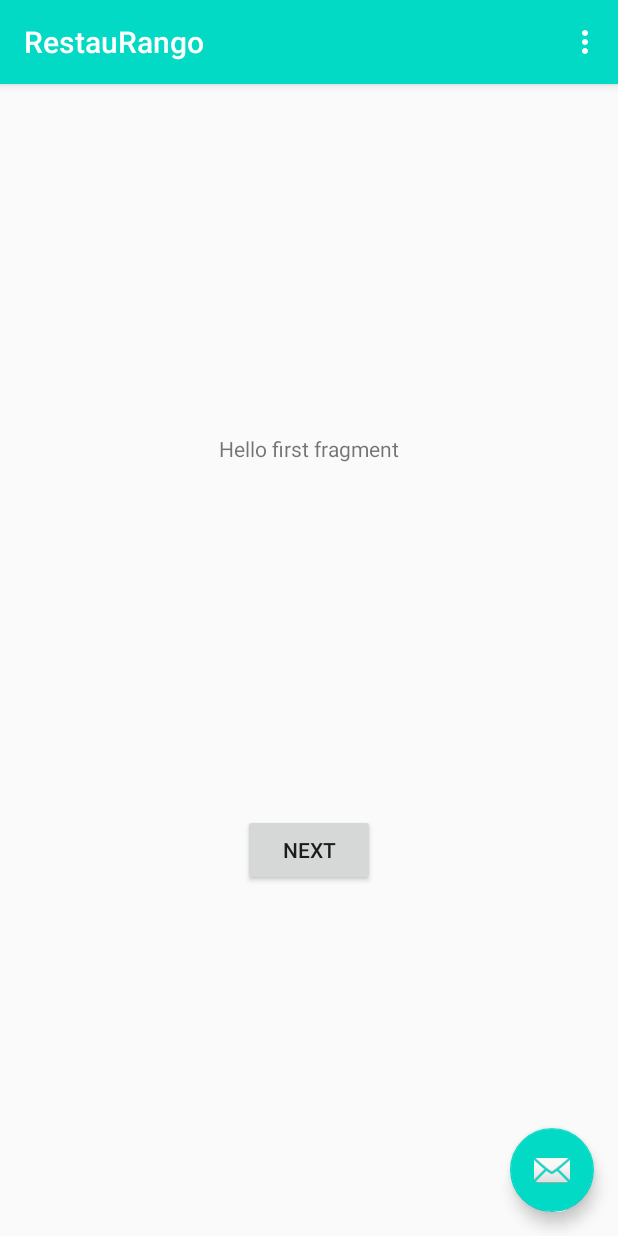
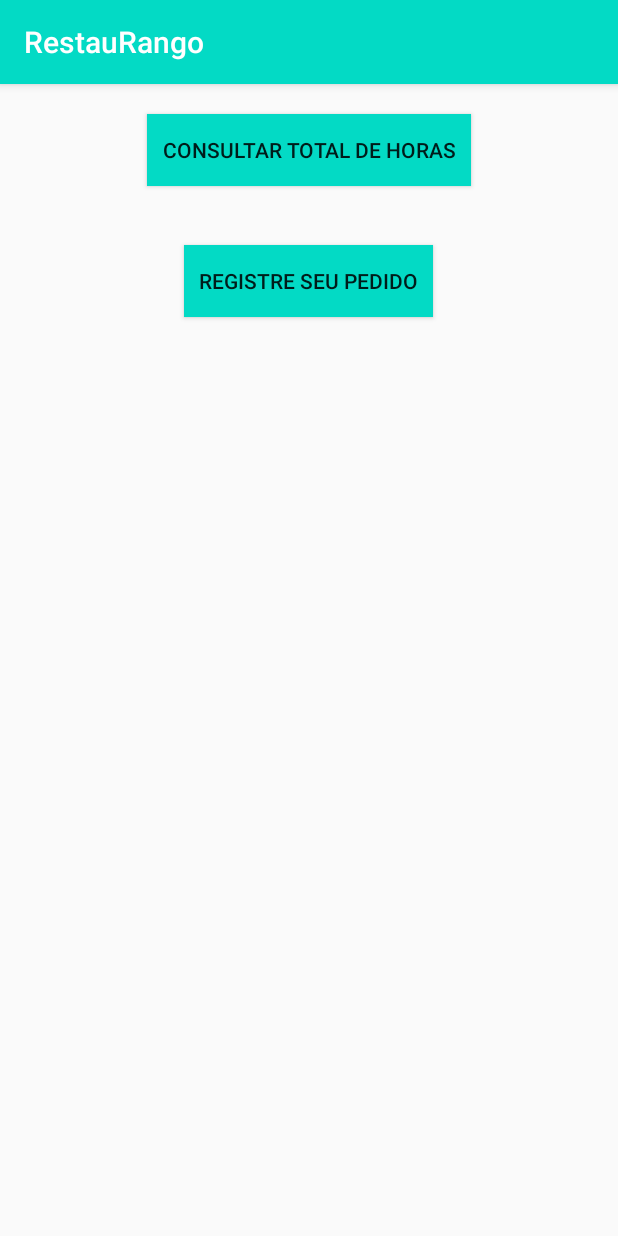
Before and after one commit to kevinlpll/aulaSistemasMoveis, an Android app: the screen it shows after launch (MainActivity), on a phone screen of 412 x 824 dp. Run offline under Robolectric (Android 15) with nearby library versions, the phone set to English and light mode, and no system bars.

Commit message:
Atividade 1 - Inserção de botões

```diff
--- a/app/src/main/java/com/uniso/lpdm/restaurango/FirstFragment.java
+++ /dev/null
@@ -1,34 +0,0 @@
-package com.uniso.lpdm.restaurango;
-
-import android.os.Bundle;
-import android.view.LayoutInflater;
-import android.view.View;
-import android.view.ViewGroup;
-
-import androidx.annotation.NonNull;
-import androidx.fragment.app.Fragment;
-import androidx.navigation.fragment.NavHostFragment;
-
-public class FirstFragment extends Fragment {
-
-    @Override
-    public View onCreateView(
-            LayoutInflater inflater, ViewGroup container,
-            Bundle savedInstanceState
-    ) {
-        // Inflate the layout for this fragment
-        return inflater.inflate(R.layout.fragment_first, container, false);
-    }
-
-    public void onViewCreated(@NonNull View view, Bundle savedInstanceState) {
-        super.onViewCreated(view, savedInstanceState);
-
-        view.findViewById(R.id.button_first).setOnClickListener(new View.OnClickListener() {
-            @Override
-            public void onClick(View view) {
-                NavHostFragment.findNavController(FirstFragment.this)
-                        .navigate(R.id.action_FirstFragment_to_SecondFragment);
-            }
-        });
-    }
-}
--- a/app/src/main/java/com/uniso/lpdm/restaurango/MainActivity.java
+++ b/app/src/main/java/com/uniso/lpdm/restaurango/MainActivity.java
@@ -1,17 +1,13 @@
 package com.uniso.lpdm.restaurango;
 
 import android.os.Bundle;
-
-import com.google.android.material.floatingactionbutton.FloatingActionButton;
-import com.google.android.material.snackbar.Snackbar;
-
 import androidx.appcompat.app.AppCompatActivity;
 import androidx.appcompat.widget.Toolbar;
 
 import android.view.View;
 
-import android.view.Menu;
-import android.view.MenuItem;
+
+import android.widget.TextView;
 
 public class MainActivity extends AppCompatActivity {
 
@@ -22,35 +18,18 @@ public class MainActivity extends AppCompatActivity {
         Toolbar toolbar = findViewById(R.id.toolbar);
         setSupportActionBar(toolbar);
 
-        FloatingActionButton fab = findViewById(R.id.fab);
-        fab.setOnClickListener(new View.OnClickListener() {
-            @Override
-            public void onClick(View view) {
-                Snackbar.make(view, "Replace with your own action", Snackbar.LENGTH_LONG)
-                        .setAction("Action", null).show();
-            }
-        });
     }
 
-    @Override
-    public boolean onCreateOptionsMenu(Menu menu) {
-        // Inflate the menu; this adds items to the action bar if it is present.
-        getMenuInflater().inflate(R.menu.menu_main, menu);
-        return true;
+    public void onClickCheckHours(View view){
+        TextView hours = findViewById(R.id.text_view_total_hours);
+        hours.setText("Várias horas mesmo");
     }
 
-    @Override
-    public boolean onOptionsItemSelected(MenuItem item) {
-        // Handle action bar item clicks here. The action bar will
-        // automatically handle clicks on the Home/Up button, so long
-        // as you specify a parent activity in AndroidManifest.xml.
-        int id = item.getItemId();
+    public void onClickRegisterOrder(View view){
+        TextView order = findViewById(R.id.text_view_order);
+        order.setText("Registrando pedido....");
+    }
 
-        //noinspection SimplifiableIfStatement
-        if (id == R.id.action_settings) {
-            return true;
-        }
 
-        return super.onOptionsItemSelected(item);
-    }
+
 }
--- a/app/src/main/res/layout/activity_main.xml
+++ b/app/src/main/res/layout/activity_main.xml
@@ -1,15 +1,22 @@
 <?xml version="1.0" encoding="utf-8"?>
-<androidx.coordinatorlayout.widget.CoordinatorLayout xmlns:android="http://schemas.android.com/apk/res/android"
+
+<LinearLayout
+    xmlns:android="http://schemas.android.com/apk/res/android"
     xmlns:app="http://schemas.android.com/apk/res-auto"
     xmlns:tools="http://schemas.android.com/tools"
     android:layout_width="match_parent"
     android:layout_height="match_parent"
-    tools:context=".MainActivity">
+    tools:context=".MainActivity"
+    android:orientation="vertical"
+    android:layout_gravity="center"
+    >
+
 
     <com.google.android.material.appbar.AppBarLayout
         android:layout_width="match_parent"
         android:layout_height="wrap_content"
-        android:theme="@style/AppTheme.AppBarOverlay">
+        android:theme="@style/AppTheme.AppBarOverlay"
+        >
 
         <androidx.appcompat.widget.Toolbar
             android:id="@+id/toolbar"
@@ -20,14 +27,43 @@
 
     </com.google.android.material.appbar.AppBarLayout>
 
-    <include layout="@layout/content_main" />
 
-    <com.google.android.material.floatingactionbutton.FloatingActionButton
-        android:id="@+id/fab"
-        android:layout_width="wrap_content"
-        android:layout_height="wrap_content"
-        android:layout_gravity="bottom|end"
-        android:layout_margin="@dimen/fab_margin"
-        app:srcCompat="@android:drawable/ic_dialog_email" />
+        <Button
+            android:id="@+id/btn_check_hours"
+            android:layout_width="wrap_content"
+            android:layout_height="wrap_content"
+            android:layout_gravity="center"
+            android:background="@color/colorAccent"
+            android:padding="@dimen/btn_padding"
+            android:layout_marginTop="20dp"
+            android:text="@string/btn_view_hours"
+            android:onClick="onClickCheckHours"/>
 
-</androidx.coordinatorlayout.widget.CoordinatorLayout>
+        <TextView
+            android:id="@+id/text_view_total_hours"
+            android:layout_width="wrap_content"
+            android:layout_height="wrap_content"
+            android:text=""
+            android:layout_gravity="center"
+            android:layout_marginTop="10dp"
+            />
+
+        <Button
+            android:id="@+id/btn_register_order"
+            android:layout_width="wrap_content"
+            android:layout_height="wrap_content"
+            android:background="@color/colorAccent"
+            android:text="@string/btn_register_order"
+            android:layout_gravity="center"
+            android:layout_marginTop="10dp"
+            android:padding="@dimen/btn_padding"
+            android:onClick="onClickRegisterOrder"/>
+
+        <TextView
+            android:id="@+id/text_view_order"
+            android:layout_width="wrap_content"
+            android:layout_height="wrap_content"
+            android:text=""
+            android:layout_gravity="center"
+            android:layout_marginTop="10dp"/>
+    </LinearLayout>
--- a/app/src/main/res/layout/content_main.xml
+++ /dev/null
@@ -1,19 +0,0 @@
-<?xml version="1.0" encoding="utf-8"?>
-<androidx.constraintlayout.widget.ConstraintLayout xmlns:android="http://schemas.android.com/apk/res/android"
-    xmlns:app="http://schemas.android.com/apk/res-auto"
-    android:layout_width="match_parent"
-    android:layout_height="match_parent"
-    app:layout_behavior="@string/appbar_scrolling_view_behavior">
-
-    <fragment
-        android:id="@+id/nav_host_fragment"
-        android:name="androidx.navigation.fragment.NavHostFragment"
-        android:layout_width="0dp"
-        android:layout_height="0dp"
-        app:defaultNavHost="true"
-        app:layout_constraintBottom_toBottomOf="parent"
-        app:layout_constraintLeft_toLeftOf="parent"
-        app:layout_constraintRight_toRightOf="parent"
-        app:layout_constraintTop_toTopOf="parent"
-        app:navGraph="@navigation/nav_graph" />
-</androidx.constraintlayout.widget.ConstraintLayout>
--- a/app/src/main/res/layout/fragment_first.xml
+++ /dev/null
@@ -1,29 +0,0 @@
-<?xml version="1.0" encoding="utf-8"?>
-<androidx.constraintlayout.widget.ConstraintLayout xmlns:android="http://schemas.android.com/apk/res/android"
-    xmlns:app="http://schemas.android.com/apk/res-auto"
-    xmlns:tools="http://schemas.android.com/tools"
-    android:layout_width="match_parent"
-    android:layout_height="match_parent"
-    tools:context=".FirstFragment">
-
-    <TextView
-        android:id="@+id/textview_first"
-        android:layout_width="wrap_content"
-        android:layout_height="wrap_content"
-        android:text="@string/hello_first_fragment"
-        app:layout_constraintBottom_toTopOf="@id/button_first"
-        app:layout_constraintEnd_toEndOf="parent"
-        app:layout_constraintStart_toStartOf="parent"
-        app:layout_constraintTop_toTopOf="parent"
-        tools:text="Bora comer" />
-
-    <Button
-        android:id="@+id/button_first"
-        android:layout_width="wrap_content"
-        android:layout_height="wrap_content"
-        android:text="@string/next"
-        app:layout_constraintBottom_toBottomOf="parent"
-        app:layout_constraintEnd_toEndOf="parent"
-        app:layout_constraintStart_toStartOf="parent"
-        app:layout_constraintTop_toBottomOf="@id/textview_first" />
-</androidx.constraintlayout.widget.ConstraintLayout>
--- a/app/src/main/res/navigation/nav_graph.xml
+++ /dev/null
@@ -1,28 +0,0 @@
-<?xml version="1.0" encoding="utf-8"?>
-<navigation xmlns:android="http://schemas.android.com/apk/res/android"
-    xmlns:app="http://schemas.android.com/apk/res-auto"
-    xmlns:tools="http://schemas.android.com/tools"
-    android:id="@+id/nav_graph"
-    app:startDestination="@id/FirstFragment">
-
-    <fragment
-        android:id="@+id/FirstFragment"
-        android:name="com.uniso.lpdm.restaurango.FirstFragment"
-        android:label="@string/first_fragment_label"
-        tools:layout="@layout/fragment_first">
-
-        <action
-            android:id="@+id/action_FirstFragment_to_SecondFragment"
-            app:destination="@id/SecondFragment" />
-    </fragment>
-    <fragment
-        android:id="@+id/SecondFragment"
-        android:name="com.uniso.lpdm.restaurango.SecondFragment"
-        android:label="@string/second_fragment_label"
-        tools:layout="@layout/fragment_second">
-
-        <action
-            android:id="@+id/action_SecondFragment_to_FirstFragment"
-            app:destination="@id/FirstFragment" />
-    </fragment>
-</navigation>
--- a/app/src/main/res/values/colors.xml
+++ b/app/src/main/res/values/colors.xml
@@ -3,4 +3,5 @@
     <color name="colorPrimary">#6200EE</color>
     <color name="colorPrimaryDark">#3700B3</color>
     <color name="colorAccent">#03DAC5</color>
+
 </resources>
--- a/app/src/main/res/values/dimens.xml
+++ b/app/src/main/res/values/dimens.xml
@@ -1,3 +1,4 @@
 <resources>
     <dimen name="fab_margin">16dp</dimen>
+    <dimen name="btn_padding">10dp</dimen>
 </resources>
--- a/app/src/main/res/values/strings.xml
+++ b/app/src/main/res/values/strings.xml
@@ -4,9 +4,12 @@
     <!-- Strings used for fragments for navigation -->
     <string name="first_fragment_label">First Fragment</string>
     <string name="second_fragment_label">Second Fragment</string>
-    <string name="next">Next</string>
+    <string name="next">Bora fazer um rango!</string>
     <string name="previous">Previous</string>
-
     <string name="hello_first_fragment">Hello first fragment</string>
     <string name="hello_second_fragment">Hello second fragment. Arg: %1$s</string>
+    <string name="btn_register_order">Registre seu pedido</string>>
+    <string name="btn_view_hours">Consultar total de horas</string>
+    <string name="text_view_hours">Várias horas mesmo</string>
+    <string name="text_register_order">Várias horas mesmo</string>
 </resources>
--- a/app/src/main/res/values/styles.xml
+++ b/app/src/main/res/values/styles.xml
@@ -12,7 +12,7 @@
         <item name="windowNoTitle">true</item>
     </style>
 
-    <style name="AppTheme.AppBarOverlay" parent="ThemeOverlay.AppCompat.Dark.ActionBar" />
+    <style name="AppTheme.AppBarOverlay" parent="ThemeOverlay.AppCompat.Dark.ActionBar"/>
 
     <style name="AppTheme.PopupOverlay" parent="ThemeOverlay.AppCompat.Light" />
 
```
Also changed, not shown: app/src/main/java/com/uniso/lpdm/restaurango/SecondFragment.java (deleted, +0 -34 lines), app/src/main/res/layout/fragment_second.xml (deleted, +0 -36 lines).
